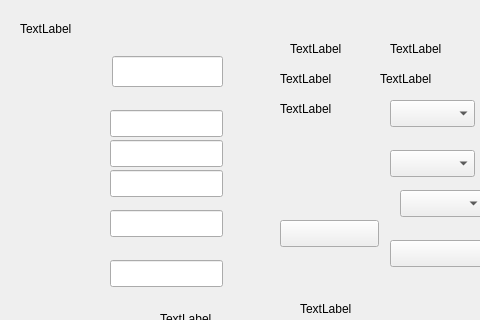
Above: k1160pro/qautotest.ui from photonlili/K1160 before the change; both pictures show x 0 to 480 and y 0 to 320 of the 916 by 667 pixel window. Below: the same form after it.
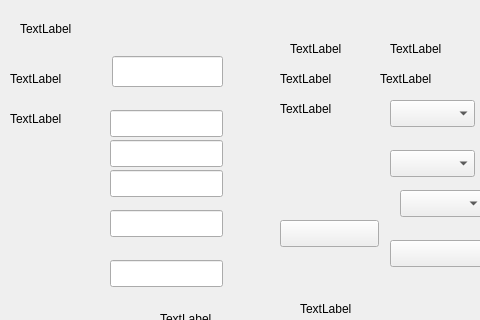
That is the form after the change.

Patch:
```diff
--- a/k1160pro/qautotest.ui
+++ b/k1160pro/qautotest.ui
@@ -675,6 +675,32 @@
     <string>TextLabel</string>
    </property>
   </widget>
+  <widget class="QLabel" name="label_methodname">
+   <property name="geometry">
+    <rect>
+     <x>10</x>
+     <y>70</y>
+     <width>67</width>
+     <height>17</height>
+    </rect>
+   </property>
+   <property name="text">
+    <string>TextLabel</string>
+   </property>
+  </widget>
+  <widget class="QLabel" name="label_methodid">
+   <property name="geometry">
+    <rect>
+     <x>10</x>
+     <y>110</y>
+     <width>67</width>
+     <height>17</height>
+    </rect>
+   </property>
+   <property name="text">
+    <string>TextLabel</string>
+   </property>
+  </widget>
  </widget>
  <resources/>
  <connections/>
```
